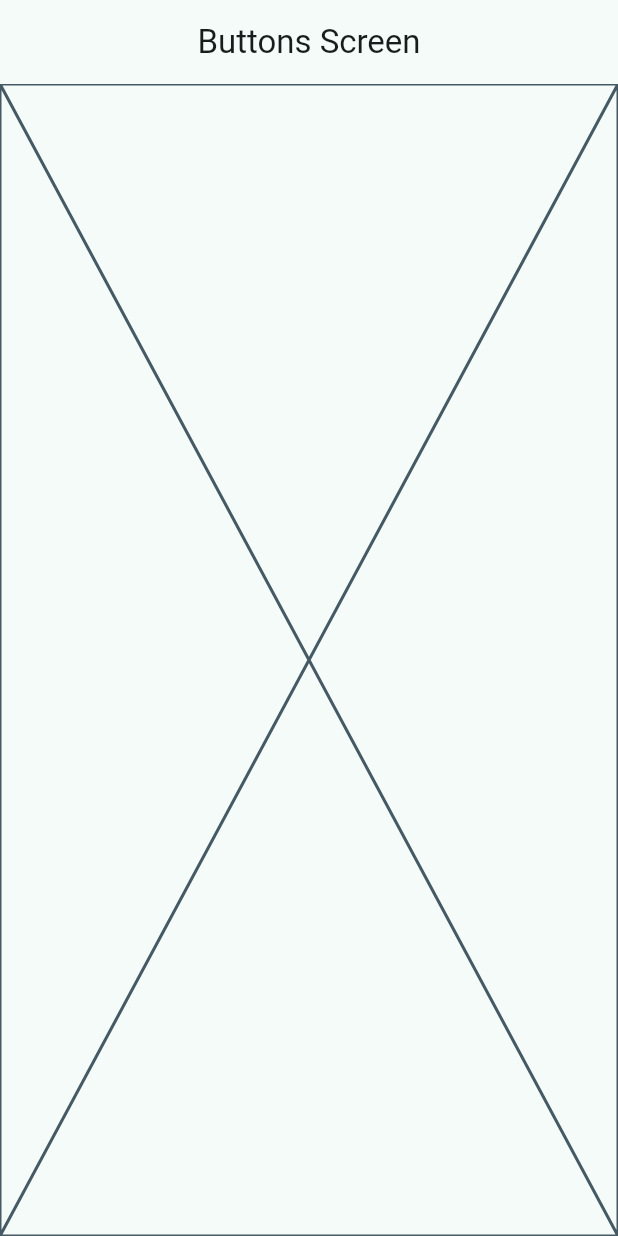
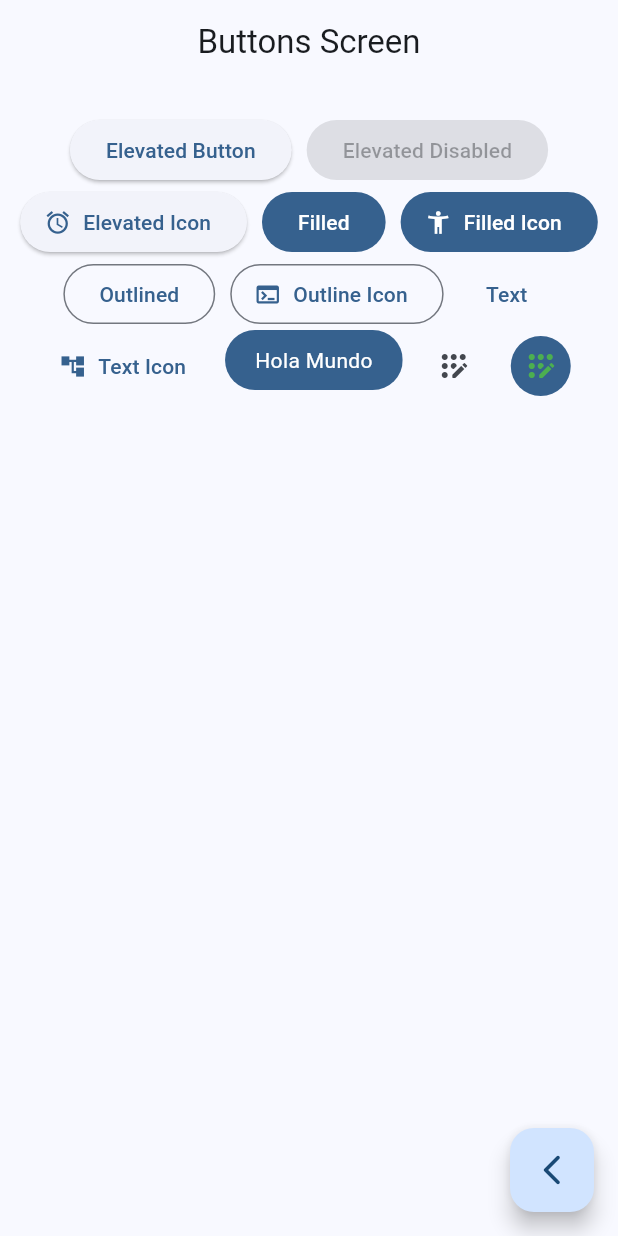
Before and after one commit to reiriartef/flutter-material3-app, a Flutter app: the ButtonsScreen screen opened by its route, on a phone screen of 412 x 824 dp. Run offline on Flutter 3.47's test engine with Material 3 defaults, Android fonts, the phone set to English and light mode, and no system bars; our stand-ins replace go_router.

Commit message:
Buttons Screen

```diff
--- a/lib/main.dart
+++ b/lib/main.dart
@@ -14,7 +14,7 @@ class MainApp extends StatelessWidget {
     return MaterialApp.router(
       routerConfig: appRouter,
       debugShowCheckedModeBanner: false,
-      theme: AppTheme(selectedColor: 1).getTheme(),
+      theme: AppTheme(selectedColor: 0).getTheme(),
     );
   }
 }
--- a/lib/presentation/screens/buttons/buttons_screen.dart
+++ b/lib/presentation/screens/buttons/buttons_screen.dart
@@ -1,4 +1,6 @@
 import 'package:flutter/material.dart';
+import 'package:go_router/go_router.dart';
+import 'package:widgets_app/presentation/screens/home/home_screen.dart';
 
 class ButtonsScreen extends StatelessWidget {
   static const String name = "buttons_screen";
@@ -11,7 +13,96 @@ class ButtonsScreen extends StatelessWidget {
       appBar: AppBar(
         title: const Text("Buttons Screen"),
       ),
-      body: const Placeholder(),
+      body: const _ButtonsView(),
+      floatingActionButton: FloatingActionButton(
+        onPressed: () {
+          context.pop();
+        },
+        child: const Icon(Icons.arrow_back_ios_new_rounded),
+      ),
     );
   }
 }
+
+class _ButtonsView extends StatelessWidget {
+  const _ButtonsView();
+
+  @override
+  Widget build(BuildContext context) {
+    final colors = Theme.of(context).colorScheme;
+    return SizedBox(
+      width: double.infinity,
+      child: Padding(
+        padding: const EdgeInsets.symmetric(horizontal: 10, vertical: 20),
+        child: Wrap(
+          alignment: WrapAlignment.center,
+          spacing: 10,
+          children: [
+            ElevatedButton(
+                onPressed: () {}, child: const Text("Elevated Button")),
+            const ElevatedButton(
+                onPressed: null, child: Text("Elevated Disabled")),
+            ElevatedButton.icon(
+              onPressed: () {},
+              icon: const Icon(Icons.access_alarm_outlined),
+              label: const Text("Elevated Icon"),
+            ),
+            FilledButton(onPressed: () {}, child: const Text("Filled")),
+            FilledButton.icon(
+              onPressed: () {},
+              label: const Text("Filled Icon"),
+              icon: const Icon(Icons.accessibility_new),
+            ),
+            OutlinedButton(onPressed: () {}, child: const Text("Outlined")),
+            OutlinedButton.icon(
+              onPressed: () {},
+              icon: const Icon(Icons.terminal),
+              label: const Text("Outline Icon"),
+            ),
+            TextButton(onPressed: () {}, child: const Text("Text")),
+            TextButton.icon(
+              onPressed: () {},
+              icon: const Icon(Icons.account_tree_sharp),
+              label: const Text("Text Icon"),
+            ),
+            const CustomButton(),
+            IconButton(
+                onPressed: () {},
+                icon: const Icon(Icons.app_registration_rounded)),
+            IconButton(
+              onPressed: () {},
+              icon: const Icon(Icons.app_registration_rounded),
+              style: ButtonStyle(
+                  backgroundColor: WidgetStatePropertyAll(colors.primary),
+                  iconColor: const WidgetStatePropertyAll(Colors.green)),
+            ),
+          ],
+        ),
+      ),
+    );
+  }
+}
+
+class CustomButton extends StatelessWidget {
+  const CustomButton({super.key});
+
+  @override
+  Widget build(BuildContext context) {
+    final colors = Theme.of(context).colorScheme;
+    return ClipRRect(
+      borderRadius: BorderRadius.circular(20),
+      child: Material(
+        color: colors.primary,
+        child: InkWell(
+          onTap: () {},
+          child: Padding(
+              padding: EdgeInsets.symmetric(horizontal: 20, vertical: 10),
+              child: Text(
+                "Hola Mundo",
+                style: TextStyle(color: Colors.white),
+              )),
+        ),
+      ),
+    );
+  }
+}
--- a/lib/presentation/screens/home/home_screen.dart
+++ b/lib/presentation/screens/home/home_screen.dart
@@ -1,7 +1,6 @@
 import 'package:flutter/material.dart';
 import 'package:go_router/go_router.dart';
 import 'package:widgets_app/config/menu/menu_items.dart';
-import 'package:widgets_app/presentation/screens/cards/cards_screen.dart';
 
 class HomeScreen extends StatelessWidget {
   static const String name = "home_screen";
```
